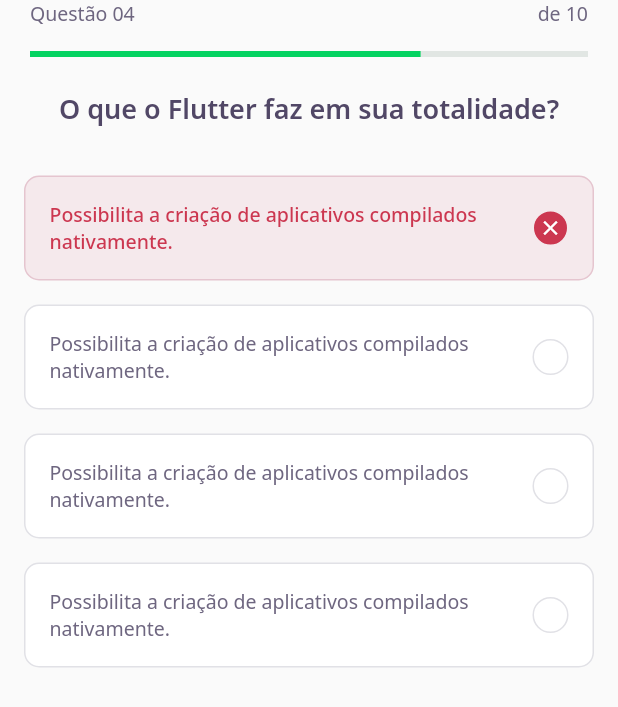
After one commit to fell-lucas/nlw_5_flutter, a Flutter app: the ChallengePage screen opened directly, on a phone screen of 412 x 824 dp. The commit adds this screen. Shown: the top 707 px of the screen. Run offline on Flutter 3.47's test engine with Material 2 defaults, Android fonts, the phone set to English and light mode, and no system bars; our stand-ins replace google_fonts; network calls fail.

Commit message:
aula 2, formatting

```diff
--- /dev/null
+++ b/lib/challenge/challenge_page.dart
@@ -0,0 +1,27 @@
+import 'package:flutter/material.dart';
+import 'package:nlw_5_flutter/challenge/widgets/question_indicator/question_indicator_widget.dart';
+import 'package:nlw_5_flutter/challenge/widgets/quiz/quiz_widget.dart';
+import 'package:nlw_5_flutter/home/widgets/quiz_card/quiz_card_widget.dart';
+
+class ChallengePage extends StatefulWidget {
+  ChallengePage({Key? key}) : super(key: key);
+
+  @override
+  _ChallengePageState createState() => _ChallengePageState();
+}
+
+class _ChallengePageState extends State<ChallengePage> {
+  @override
+  Widget build(BuildContext context) {
+    return Scaffold(
+      appBar: PreferredSize(
+        preferredSize: Size.fromHeight(60),
+        child: SafeArea(
+          top: true,
+          child: QuestionIndicatorWidget(),
+        ),
+      ),
+      body: QuizWidget(title: "O que o Flutter faz em sua totalidade?"),
+    );
+  }
+}
--- /dev/null
+++ b/lib/challenge/widgets/answer/answer_widget.dart
@@ -0,0 +1,74 @@
+import 'package:flutter/material.dart';
+import 'package:nlw_5_flutter/core/app_colors.dart';
+import 'package:nlw_5_flutter/core/core.dart';
+
+class AnswerWidget extends StatelessWidget {
+  final String title;
+  final bool isCorrect;
+  final bool isSelected;
+
+  const AnswerWidget({
+    Key? key,
+    required this.title,
+    this.isCorrect = false,
+    this.isSelected = false,
+  }) : super(key: key);
+
+  Color get _selectedColorCorrect => isCorrect ? AppColors.darkGreen : AppColors.darkRed;
+
+  Color get _selectedBorderCorrect => isCorrect ? AppColors.lightGreen : AppColors.lightRed;
+
+  Color get _selectedColorCardCorrect => isCorrect ? AppColors.lightGreen : AppColors.lightRed;
+
+  Color get _selectedBorderCardCorrect => isCorrect ? AppColors.green : AppColors.red;
+
+  TextStyle get _selectedTextStyleCorrect => isCorrect ? AppTextStyles.bodyDarkGreen : AppTextStyles.bodyDarkRed;
+
+  IconData get _selectedIconCorrect => isCorrect ? Icons.check : Icons.close;
+
+  @override
+  Widget build(BuildContext context) {
+    return Padding(
+      padding: const EdgeInsets.symmetric(horizontal: 16, vertical: 8),
+      child: Container(
+        padding: EdgeInsets.all(16),
+        decoration: BoxDecoration(
+          color: isSelected ? _selectedColorCardCorrect : AppColors.white,
+          borderRadius: BorderRadius.circular(10),
+          border: Border.fromBorderSide(
+            BorderSide(color: isSelected ? _selectedBorderCardCorrect : AppColors.border),
+          ),
+        ),
+        child: Row(
+          mainAxisAlignment: MainAxisAlignment.spaceBetween,
+          children: [
+            Expanded(
+              child: Text(
+                title,
+                style: isSelected ? _selectedTextStyleCorrect : AppTextStyles.body,
+              ),
+            ),
+            Container(
+              width: 24,
+              height: 24,
+              decoration: BoxDecoration(
+                color: isSelected ? _selectedColorCorrect : AppColors.white,
+                border: Border.fromBorderSide(
+                  BorderSide(color: isSelected ? _selectedBorderCorrect : AppColors.border),
+                ),
+                borderRadius: BorderRadius.circular(50),
+              ),
+              child: isSelected
+                  ? Icon(
+                      _selectedIconCorrect,
+                      size: 16,
+                      color: AppColors.white,
+                    )
+                  : null,
+            ),
+          ],
+        ),
+      ),
+    );
+  }
+}
--- /dev/null
+++ b/lib/challenge/widgets/question_indicator/question_indicator_widget.dart
@@ -0,0 +1,33 @@
+import 'package:flutter/material.dart';
+import 'package:nlw_5_flutter/core/core.dart';
+import 'package:nlw_5_flutter/shared/widgets/progress_indicator/progress_indicator_widget.dart';
+
+class QuestionIndicatorWidget extends StatelessWidget {
+  const QuestionIndicatorWidget({Key? key}) : super(key: key);
+
+  @override
+  Widget build(BuildContext context) {
+    return Container(
+      padding: const EdgeInsets.symmetric(horizontal: 20),
+      child: Column(
+        children: [
+          Row(
+            mainAxisAlignment: MainAxisAlignment.spaceBetween,
+            children: [
+              Text(
+                "Questão 04",
+                style: AppTextStyles.body,
+              ),
+              Text(
+                "de 10",
+                style: AppTextStyles.body,
+              ),
+            ],
+          ),
+          SizedBox(height: 16),
+          ProgressIndicatorWidget(value: 0.7),
+        ],
+      ),
+    );
+  }
+}
--- /dev/null
+++ b/lib/challenge/widgets/quiz/quiz_widget.dart
@@ -0,0 +1,37 @@
+import 'package:flutter/material.dart';
+import 'package:nlw_5_flutter/challenge/widgets/answer/answer_widget.dart';
+import 'package:nlw_5_flutter/core/core.dart';
+
+class QuizWidget extends StatelessWidget {
+  final String title;
+  const QuizWidget({Key? key, required this.title}) : super(key: key);
+
+  @override
+  Widget build(BuildContext context) {
+    return Container(
+      child: Column(
+        children: [
+          Text(
+            title,
+            style: AppTextStyles.heading,
+          ),
+          SizedBox(height: 24),
+          AnswerWidget(
+            isCorrect: false,
+            isSelected: true,
+            title: "Possibilita a criação de aplicativos compilados nativamente.",
+          ),
+          AnswerWidget(
+            title: "Possibilita a criação de aplicativos compilados nativamente.",
+          ),
+          AnswerWidget(
+            title: "Possibilita a criação de aplicativos compilados nativamente.",
+          ),
+          AnswerWidget(
+            title: "Possibilita a criação de aplicativos compilados nativamente.",
+          ),
+        ],
+      ),
+    );
+  }
+}
--- a/lib/core/app_widget.dart
+++ b/lib/core/app_widget.dart
@@ -1,3 +1,4 @@
+import 'package:nlw_5_flutter/challenge/challenge_page.dart';
 import 'package:nlw_5_flutter/home/home_page.dart';
 import 'package:flutter/material.dart';
 
--- a/lib/home/widgets/appbar/app_bar_widget.dart
+++ b/lib/home/widgets/appbar/app_bar_widget.dart
@@ -35,6 +35,10 @@
                           width: 58,
                           height: 58,
                           decoration: BoxDecoration(
+                            border: Border.fromBorderSide(BorderSide(
+                              color: AppColors.purple,
+                              width: 2,
+                            )),
                             borderRadius: BorderRadius.circular(10),
                             image: DecorationImage(
                               image: NetworkImage(
--- a/lib/home/widgets/quiz_card/quiz_card_widget.dart
+++ b/lib/home/widgets/quiz_card/quiz_card_widget.dart
@@ -1,6 +1,7 @@
 import 'package:flutter/material.dart';
 import 'package:nlw_5_flutter/core/app_colors.dart';
 import 'package:nlw_5_flutter/core/core.dart';
+import 'package:nlw_5_flutter/shared/widgets/progress_indicator/progress_indicator_widget.dart';
 
 class QuizCardWidget extends StatelessWidget {
   const QuizCardWidget({Key? key}) : super(key: key);
@@ -32,13 +33,7 @@
             ),
             Expanded(
               flex: 4,
-              child: LinearProgressIndicator(
-                value: 0.3,
-                backgroundColor: AppColors.chartSecondary,
-                valueColor: AlwaysStoppedAnimation<Color>(
-                  AppColors.chartPrimary,
-                ),
-              ),
+              child: ProgressIndicatorWidget(value: 0.3),
             ),
           ])
         ],
--- a/lib/home/widgets/score_card/score_card_widget.dart
+++ b/lib/home/widgets/score_card/score_card_widget.dart
@@ -4,7 +4,7 @@
 import 'package:nlw_5_flutter/home/widgets/chart/chart_widget.dart';
 
 class ScoreCardWidget extends StatelessWidget {
-  const ScoreCardWidget({Key? key}): super(key: key);
+  const ScoreCardWidget({Key? key}) : super(key: key);
 
   @override
   Widget build(BuildContext context) {
@@ -13,9 +13,9 @@
       child: Container(
         height: 136,
         decoration: BoxDecoration(
-          color: AppColors.white,
-          borderRadius: BorderRadius.circular(15)
-        ),
+            border: Border.fromBorderSide(BorderSide(color: AppColors.border)),
+            color: AppColors.white,
+            borderRadius: BorderRadius.circular(15)),
         child: Padding(
           padding: const EdgeInsets.symmetric(horizontal: 24),
           child: Row(
@@ -37,8 +37,14 @@
                     mainAxisAlignment: MainAxisAlignment.center,
                     crossAxisAlignment: CrossAxisAlignment.start,
                     children: [
-                      Text("Vamos começar", style: AppTextStyles.heading,),
-                      Text("Complete os desafios e avance em conhecimento", style: AppTextStyles.body,),
+                      Text(
+                        "Vamos começar",
+                        style: AppTextStyles.heading,
+                      ),
+                      Text(
+                        "Complete os desafios e avance em conhecimento",
+                        style: AppTextStyles.body,
+                      ),
                     ],
                   ),
                 ),
--- /dev/null
+++ b/lib/shared/widgets/progress_indicator/progress_indicator_widget.dart
@@ -0,0 +1,19 @@
+import 'package:flutter/material.dart';
+import 'package:nlw_5_flutter/core/core.dart';
+
+class ProgressIndicatorWidget extends StatelessWidget {
+  final double value;
+  const ProgressIndicatorWidget({Key? key, required this.value})
+      : super(key: key);
+
+  @override
+  Widget build(BuildContext context) {
+    return LinearProgressIndicator(
+      value: value,
+      backgroundColor: AppColors.chartSecondary,
+      valueColor: AlwaysStoppedAnimation<Color>(
+        AppColors.chartPrimary,
+      ),
+    );
+  }
+}
```
